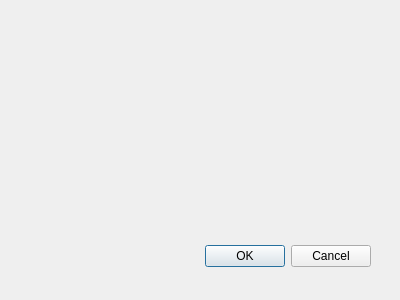
Above: PodKatch/addpodcastdialog.ui from StaticallyTypedRice/QPodKatch before the change. Below: the same form after it.
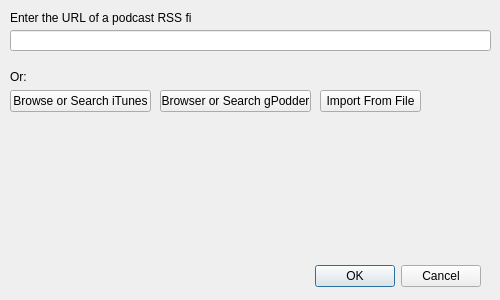
That is the form after the change.

Commit message: Add UI elements to the add podcast dialog.

```diff
--- a/PodKatch/addpodcastdialog.ui
+++ b/PodKatch/addpodcastdialog.ui
@@ -6,7 +6,7 @@
    <rect>
     <x>0</x>
     <y>0</y>
-    <width>400</width>
+    <width>500</width>
     <height>300</height>
    </rect>
   </property>
@@ -16,8 +16,8 @@
   <widget class="QDialogButtonBox" name="buttonBox">
    <property name="geometry">
     <rect>
-     <x>30</x>
-     <y>240</y>
+     <x>140</x>
+     <y>260</y>
      <width>341</width>
      <height>32</height>
     </rect>
@@ -29,6 +29,87 @@
     <set>QDialogButtonBox::Cancel|QDialogButtonBox::Ok</set>
    </property>
   </widget>
+  <widget class="QPushButton" name="importFromGpodderButton">
+   <property name="geometry">
+    <rect>
+     <x>160</x>
+     <y>90</y>
+     <width>151</width>
+     <height>22</height>
+    </rect>
+   </property>
+   <property name="text">
+    <string>Browser or Search gPodder</string>
+   </property>
+  </widget>
+  <widget class="QLabel" name="label">
+   <property name="geometry">
+    <rect>
+     <x>10</x>
+     <y>10</y>
+     <width>181</width>
+     <height>16</height>
+    </rect>
+   </property>
+   <property name="text">
+    <string>Enter the URL of a podcast RSS file:</string>
+   </property>
+  </widget>
+  <widget class="QLabel" name="label_2">
+   <property name="geometry">
+    <rect>
+     <x>10</x>
+     <y>70</y>
+     <width>47</width>
+     <height>14</height>
+    </rect>
+   </property>
+   <property name="text">
+    <string>Or:</string>
+   </property>
+  </widget>
+  <widget class="QLineEdit" name="lineEdit">
+   <property name="geometry">
+    <rect>
+     <x>10</x>
+     <y>30</y>
+     <width>481</width>
+     <height>21</height>
+    </rect>
+   </property>
+  </widget>
+  <widget class="QPushButton" name="importFromFileButton">
+   <property name="geometry">
+    <rect>
+     <x>320</x>
+     <y>90</y>
+     <width>101</width>
+     <height>22</height>
+    </rect>
+   </property>
+   <property name="focusPolicy">
+    <enum>Qt::StrongFocus</enum>
+   </property>
+   <property name="text">
+    <string>Import From File</string>
+   </property>
+  </widget>
+  <widget class="QPushButton" name="importFromItunesButton">
+   <property name="geometry">
+    <rect>
+     <x>10</x>
+     <y>90</y>
+     <width>141</width>
+     <height>22</height>
+    </rect>
+   </property>
+   <property name="focusPolicy">
+    <enum>Qt::NoFocus</enum>
+   </property>
+   <property name="text">
+    <string>Browse or Search iTunes</string>
+   </property>
+  </widget>
  </widget>
  <resources/>
  <connections>
```
